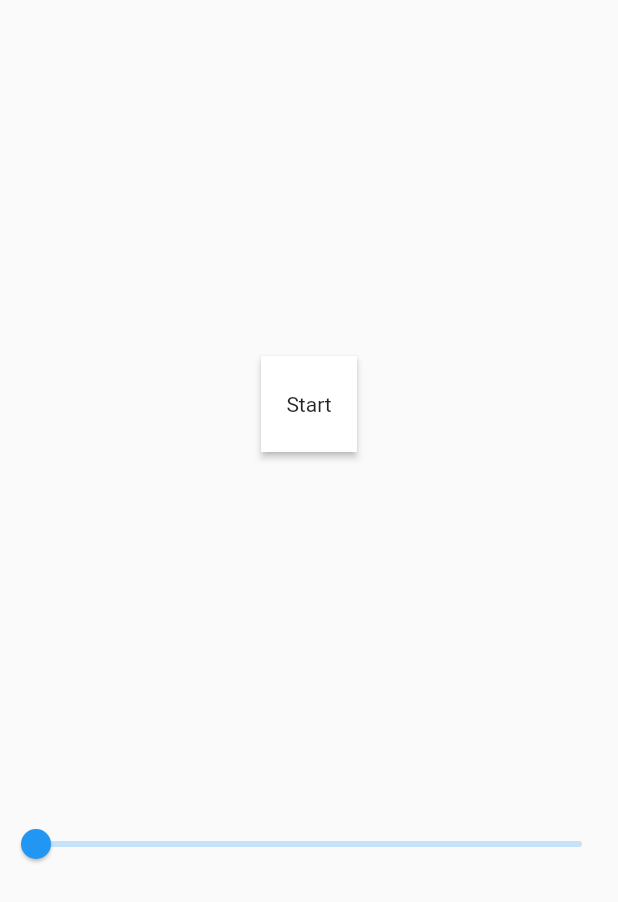
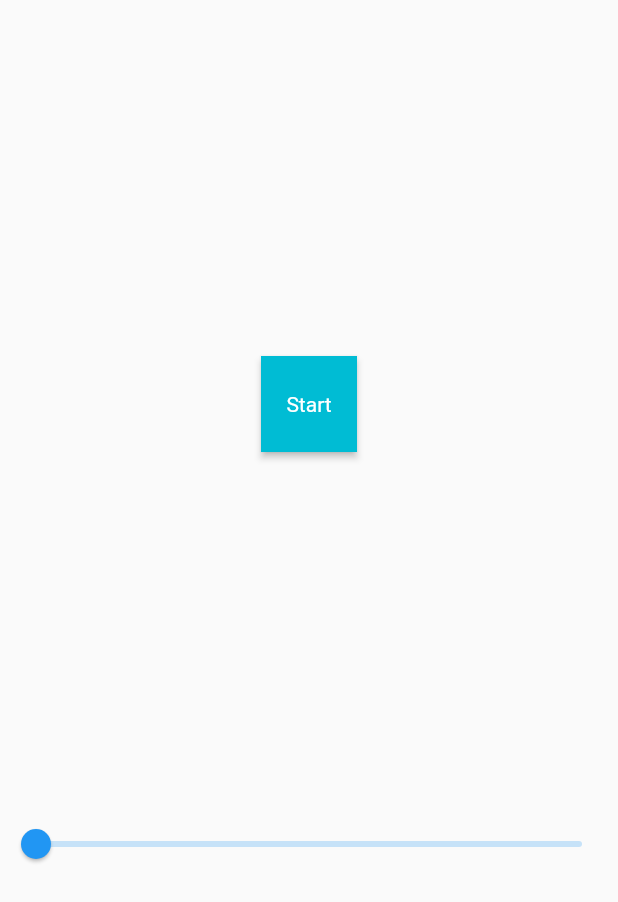
Before and after one commit to rxlabz/painted_progress_widget, a Flutter app: the screen it shows after launch, on a phone screen of 412 x 824 dp. Shown: the top 902 px of the screen. Run offline on Flutter 3.47's test engine with Material 2 defaults, Android fonts, the phone set to English and light mode, and no system bars; statements that could not run were skipped.

Commit message:
color tweens

```diff
--- a/lib/main.dart
+++ b/lib/main.dart
@@ -18,7 +18,7 @@ class App extends StatelessWidget {
   }
 }
 
-const double kStep = 5.0;
+const double kStep = 2.0;
 
 class ProgressButtonDemo extends StatefulWidget {
   @override
@@ -30,8 +30,9 @@ class _ProgressButtonDemoState extends State<ProgressButtonDemo> {
   Timer timer;
 
   void start() {
-    if (progress == 100.0) setState(() => progress = 0.0);
-
+    if (progress == 100.0)
+      setState(() => progress = 0.0);
+    else
       timer = Timer.periodic(Duration(milliseconds: 50), (t) {
         if (progress == 100.0)
           t.cancel();
--- a/lib/progress_button.dart
+++ b/lib/progress_button.dart
@@ -4,6 +4,10 @@ import 'package:flutter/widgets.dart';
 class ProgressButton extends StatefulWidget {
   final double percentProgress;
   final Size size;
+  final Color primaryColor;
+  final Color progressColor;
+  final Color backgroundColor;
+  final Color contrastColor;
   final VoidCallback onPressed;
 
   bool get started => percentProgress > 0;
@@ -12,22 +16,29 @@ class ProgressButton extends StatefulWidget {
       {Key key,
       this.percentProgress,
       this.size: const Size(64.0, 64.0),
+      this.primaryColor: Colors.cyan,
+      this.backgroundColor: Colors.cyan,
+      this.contrastColor: Colors.white,
+      this.progressColor: Colors.lime,
       this.onPressed})
       : super(key: key);
 
   @override
-  ProgressButtonState createState() {
-    return new ProgressButtonState();
+  _ProgressButtonState createState() {
+    return new _ProgressButtonState();
   }
 }
 
-class ProgressButtonState extends State<ProgressButton>
+class _ProgressButtonState extends State<ProgressButton>
     with TickerProviderStateMixin {
   AnimationController _controller;
 
   RectTween innerRectTween;
 
-  ProgressButtonState();
+  ColorTween primaryColorTween;
+  ColorTween endColorTween;
+
+  _ProgressButtonState();
 
   final padding = Offset(10.0, 10.0);
 
@@ -46,10 +57,7 @@ class ProgressButtonState extends State<ProgressButton>
       vsync: this,
       duration: const Duration(milliseconds: 166),
       value: 0.0,
-    )..addListener(() {
-        print('_controller.value ${_controller.value} $innerRect');
-        setState(() => innerRect = innerRectTween.evaluate(_controller));
-      });
+    );
 
     initTweens();
   }
@@ -59,25 +67,28 @@ class ProgressButtonState extends State<ProgressButton>
     if (widget.percentProgress > 0 && _controller.isDismissed)
       _controller.forward();
 
-    if (widget.percentProgress >= 100) {
-      print('widget.percentProgress >= 100... ${widget.percentProgress}');
-      _controller.reverse();
-    }
+    if (widget.percentProgress >= 100) _controller.reverse();
+
     super.didUpdateWidget(oldWidget);
   }
 
   void initTweens() {
     innerRectTween =
         new RectTween(begin: Offset.zero & widget.size, end: maxInnerRect);
-    /*primaryColorTween =
-    new ColorTween(begin: widget.primaryColor, end: widget.secondaryColor);
 
-    secondaryColorTween =
-    new ColorTween(begin: widget.secondaryColor, end: widget.primaryColor);*/
+    primaryColorTween =
+        new ColorTween(begin: widget.primaryColor, end: widget.contrastColor);
+
+    endColorTween =
+        new ColorTween(begin: widget.progressColor, end: widget.contrastColor);
   }
 
   @override
   Widget build(BuildContext context) {
+    final currentFillColor = widget.percentProgress < 100
+        ? primaryColorTween.evaluate(_controller)
+        : endColorTween.evaluate(_controller);
+
     return InkWell(
         onTap: widget.onPressed,
         child: Container(
@@ -85,34 +96,46 @@ class ProgressButtonState extends State<ProgressButton>
           height: widget.size.height,
           child: Stack(children: [
             CustomPaint(
-              painter: ProgressButtonPainter(
-                  progress: widget.percentProgress, innerRect: innerRect),
+              painter: _ProgressButtonPainter(
+                progress: widget.percentProgress,
+                innerRect: innerRectTween.evaluate(_controller),
+                fillColor: currentFillColor,
+                progressColor: widget.progressColor,
+                backgroundColor: widget.backgroundColor,
+              ),
               size: widget.size,
             ),
             Center(
                 child: widget.percentProgress < 100
-                    ? Text(widget.started
-                        ? widget.percentProgress.toInt().toString()
-                        : "Start")
-                    : Icon(Icons.check))
+                    ? _buildLabel(widget.percentProgress)
+                    : Icon(Icons.check, color: Colors.white))
           ]),
         ));
   }
+
+  Widget _buildLabel(double percent) => widget.started
+      ? Text("${percent.toInt()} %",
+          style: TextStyle(color: widget.primaryColor))
+      : Text(
+          "Start",
+          style: TextStyle(color: widget.contrastColor),
+        );
 }
 
-class ProgressButtonPainter extends CustomPainter {
+class _ProgressButtonPainter extends CustomPainter {
   final double progress;
   final Color fillColor;
   final Color progressColor;
   final Color backgroundColor;
   final Rect innerRect;
 
-  ProgressButtonPainter(
-      {this.progress,
-      this.fillColor: Colors.white,
-      this.backgroundColor: Colors.cyan,
-      this.progressColor: Colors.lime,
-      this.innerRect});
+  _ProgressButtonPainter({
+    this.progress,
+    this.fillColor: Colors.cyan,
+    this.backgroundColor: Colors.cyan,
+    this.progressColor: Colors.lime,
+    this.innerRect,
+  });
 
   @override
   void paint(Canvas canvas, Size size) {
@@ -134,9 +157,6 @@ class ProgressButtonPainter extends CustomPainter {
             Offset.zero, Offset(size.width * progress / 100, size.height)),
         progressFill);
 
-    /*final padding = Offset(10.0, 10.0);
-    final innerRect = (Offset.zero + padding) & (size - (padding + padding));*/
-
     if (progress > 0.0 && progress < 100.0)
       canvas.drawShadow(Path()..addRect(innerRect), Colors.black, 2.0, true);
 
@@ -147,7 +167,7 @@ class ProgressButtonPainter extends CustomPainter {
   }
 
   @override
-  bool shouldRepaint(ProgressButtonPainter oldDelegate) {
+  bool shouldRepaint(_ProgressButtonPainter oldDelegate) {
     return oldDelegate.progress != progress ||
         oldDelegate.fillColor != fillColor ||
         oldDelegate.innerRect != innerRect ||
```
Also changed, not shown: preview.gif (added), 1 other file. Lines whose indentation alone changed are shown as unchanged.
